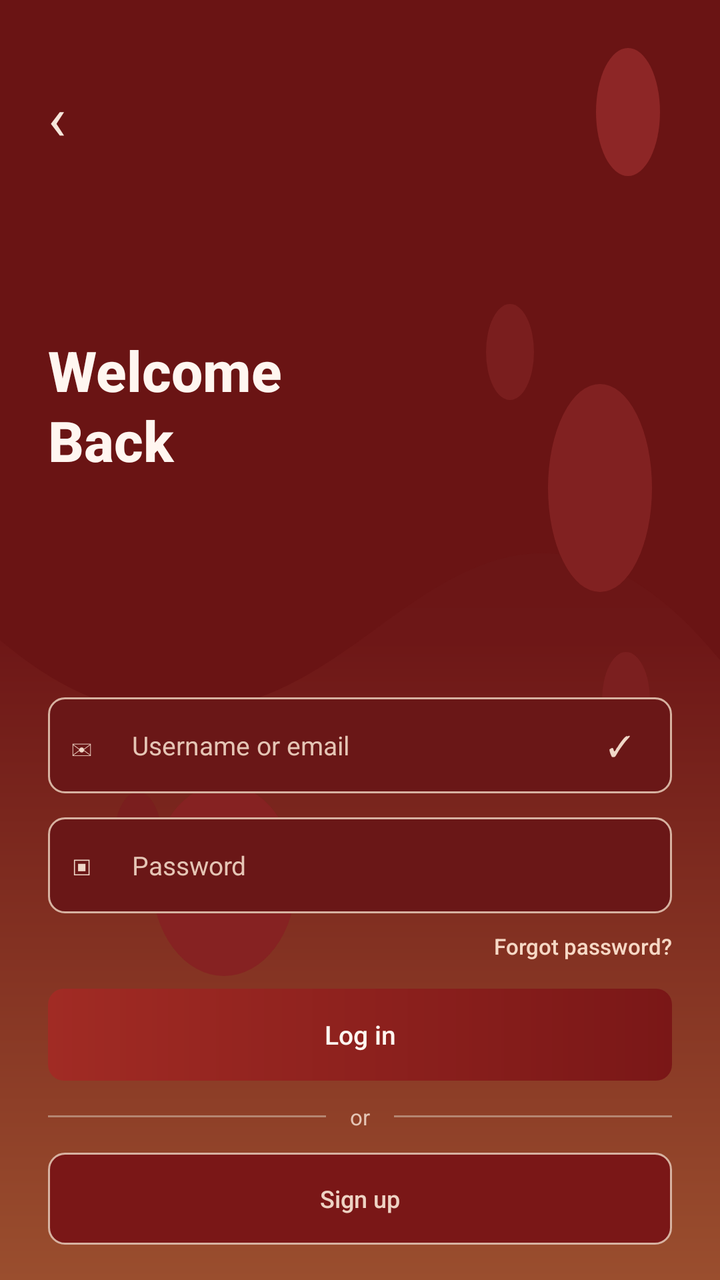
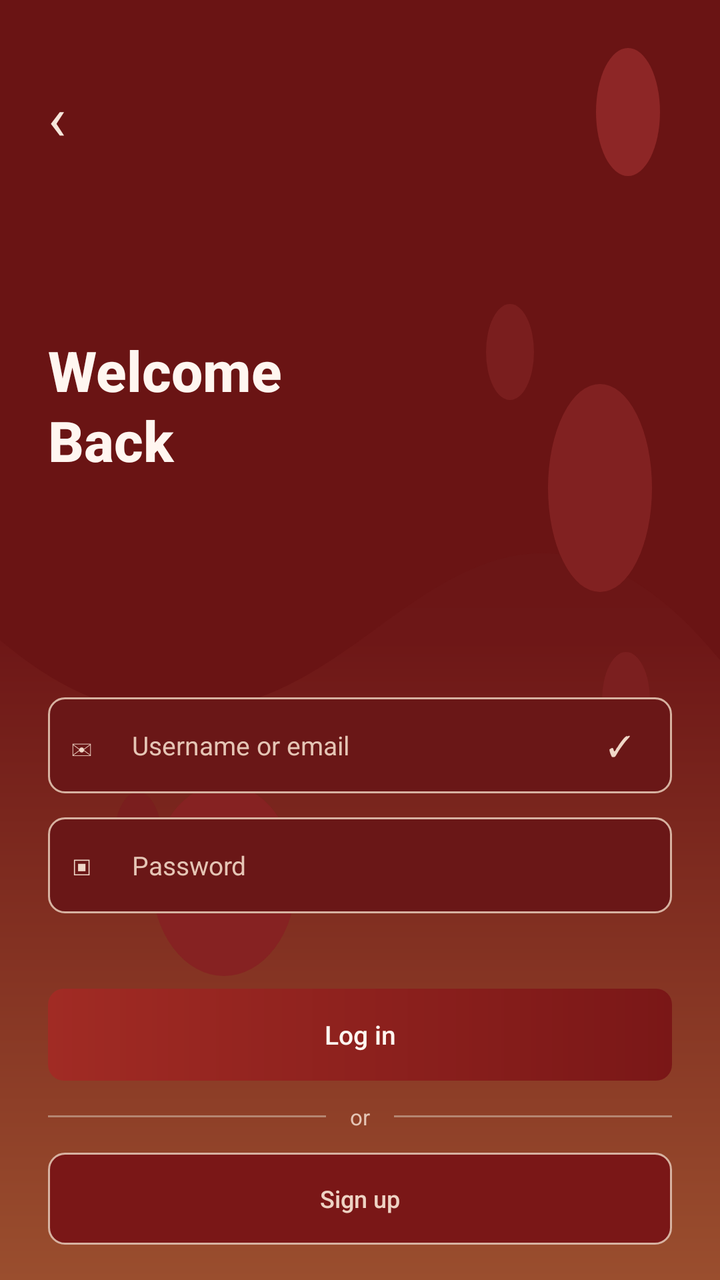

Two renders of the same Android screen: before a commit and after it. Below are the layout's source before the change and the commit's diff.
<!-- AndroidManifest.xml: activity theme Theme.TokoKomputer -->
<!-- res/layout/activity_main.xml -->
<?xml version="1.0" encoding="utf-8"?>
<FrameLayout xmlns:android="http://schemas.android.com/apk/res/android"
    android:layout_width="match_parent"
    android:layout_height="match_parent"
    android:background="#4E0D0D">

    

    <ScrollView
        android:id="@+id/loginScreen"
        android:layout_width="match_parent"
        android:layout_height="match_parent"
        android:fillViewport="true"
        android:scrollbars="none"
        android:background="@drawable/bg_blue_wave">

        <LinearLayout
            android:layout_width="match_parent"
            android:layout_height="wrap_content"
            android:orientation="vertical"
            android:paddingStart="24dp"
            android:paddingEnd="24dp"
            android:paddingTop="38dp"
            android:paddingBottom="30dp">

            <TextView
                android:layout_width="wrap_content"
                android:layout_height="wrap_content"
                android:text="‹"
                android:textColor="#F6E6DB"
                android:textSize="30sp" />

            <TextView
                android:layout_width="wrap_content"
                android:layout_height="wrap_content"
                android:layout_marginTop="88dp"
                android:text="Welcome\nBack"
                android:textColor="#FFF6F0"
                android:textSize="28sp"
                android:textStyle="bold"
                android:fontFamily="sans-serif-medium"
                android:lineSpacingExtra="2dp" />

            
            <LinearLayout
                android:layout_width="match_parent"
                android:layout_height="wrap_content"
                android:layout_marginTop="110dp"
                android:orientation="vertical">

                
                <LinearLayout
                    android:layout_width="match_parent"
                    android:layout_height="48dp"
                    android:background="@drawable/bg_input_box"
                    android:gravity="center_vertical"
                    android:orientation="horizontal"
                    android:paddingStart="12dp"
                    android:paddingEnd="12dp">

                    <TextView
                        android:layout_width="22dp"
                        android:layout_height="wrap_content"
                        android:text="✉"
                        android:textColor="#F0D7C8"
                        android:textSize="14sp" />

                    <EditText
                        android:id="@+id/etUsername"
                        android:layout_width="0dp"
                        android:layout_height="match_parent"
                        android:layout_weight="1"
                        android:background="@null"
                        android:hint="Username or email"
                        android:inputType="textEmailAddress"
                        android:singleLine="true"
                        android:textColor="#FFF6F0"
                        android:textColorHint="#E5C5B5"
                        android:textSize="13sp"
                        android:paddingStart="8dp"
                        android:fontFamily="sans-serif" />

                    <TextView
                        android:layout_width="20dp"
                        android:layout_height="wrap_content"
                        android:text="✓"
                        android:textColor="#F0D7C8"
                        android:textSize="14sp" />
                </LinearLayout>

                
                <LinearLayout
                    android:layout_width="match_parent"
                    android:layout_height="48dp"
                    android:layout_marginTop="12dp"
                    android:background="@drawable/bg_input_box"
                    android:gravity="center_vertical"
                    android:orientation="horizontal"
                    android:paddingStart="12dp"
                    android:paddingEnd="12dp">

                    <TextView
                        android:layout_width="22dp"
                        android:layout_height="wrap_content"
                        android:text="▣"
                        android:textColor="#F0D7C8"
                        android:textSize="13sp" />

                    <EditText
                        android:id="@+id/etPassword"
                        android:layout_width="0dp"
                        android:layout_height="match_parent"
                        android:layout_weight="1"
                        android:background="@null"
                        android:hint="Password"
                        android:inputType="textPassword"
                        android:singleLine="true"
                        android:textColor="#FFF6F0"
                        android:textColorHint="#E5C5B5"
                        android:textSize="13sp"
                        android:paddingStart="8dp"
                        android:fontFamily="sans-serif" />
                </LinearLayout>

                <TextView
                    android:layout_width="match_parent"
                    android:layout_height="wrap_content"
                    android:layout_marginTop="9dp"
                    android:gravity="end"
                    android:text="Forgot password?"
                    android:textColor="#F6D8C5"
                    android:textSize="11sp"
                    android:fontFamily="sans-serif-medium" />

                <TextView
                    android:id="@+id/tvLoginError"
                    android:layout_width="match_parent"
                    android:layout_height="wrap_content"
                    android:layout_marginTop="10dp"
                    android:textColor="#FFD2C8"
                    android:textSize="12sp"
                    android:visibility="gone" />

                <Button
                    android:id="@+id/btnLogin"
                    android:layout_width="match_parent"
                    android:layout_height="46dp"
                    android:layout_marginTop="14dp"
                    android:background="@drawable/bg_button_primary_red"
                    android:stateListAnimator="@null"
                    android:text="Log in"
                    android:textAllCaps="false"
                    android:textColor="#FFF6F0"
                    android:textSize="13sp"
                    android:fontFamily="sans-serif-medium" />

                <LinearLayout
                    android:layout_width="match_parent"
                    android:layout_height="36dp"
                    android:gravity="center"
                    android:orientation="horizontal">

                    <View
                        android:layout_width="0dp"
                        android:layout_height="1dp"
                        android:layout_weight="1"
                        android:background="#B58672" />

                    <TextView
                        android:layout_width="wrap_content"
                        android:layout_height="wrap_content"
                        android:layout_marginStart="12dp"
                        android:layout_marginEnd="12dp"
                        android:text="or"
                        android:textColor="#E5C5B5"
                        android:textSize="11sp" />

                    <View
                        android:layout_width="0dp"
                        android:layout_height="1dp"
                        android:layout_weight="1"
                        android:background="#B58672" />
                </LinearLayout>

                <Button
                    android:id="@+id/btnSignUp"
                    android:layout_width="match_parent"
                    android:layout_height="46dp"
                    android:background="@drawable/bg_button_secondary_red"
                    android:enabled="false"
                    android:stateListAnimator="@null"
                    android:text="Sign up"
                    android:textAllCaps="false"
                    android:textColor="#EED3C4"
                    android:textSize="12sp"
                    android:fontFamily="sans-serif-medium" />

                <TextView
                    android:layout_width="match_parent"
                    android:layout_height="wrap_content"
                    android:layout_marginTop="16dp"
                    android:gravity="center"
                    android:text="Demo account: admin / admin123"
                    android:textColor="#F0D7C8"
                    android:textSize="10sp" />
            </LinearLayout>
        </LinearLayout>
    </ScrollView>

    

    <ScrollView
        android:id="@+id/calculatorScreen"
        android:layout_width="match_parent"
        android:layout_height="match_parent"
        android:fillViewport="true"
        android:scrollbars="none"
        android:visibility="gone"
        android:background="@drawable/bg_blue_wave">

        <LinearLayout
            android:layout_width="match_parent"
            android:layout_height="wrap_content"
            android:orientation="vertical"
            android:paddingStart="20dp"
            android:paddingEnd="20dp"
            android:paddingTop="24dp"
            android:paddingBottom="24dp">

            
            <LinearLayout
                android:layout_width="match_parent"
                android:layout_height="wrap_content"
                android:gravity="center_vertical"
                android:orientation="horizontal">

                <TextView
                    android:layout_width="42dp"
                    android:layout_height="42dp"
                    android:background="@drawable/bg_button_secondary_red"
                    android:gravity="center"
                    android:text="TK"
                    android:textColor="#FFF6F0"
                    android:textSize="15sp"
                    android:textStyle="bold" />

                <LinearLayout
                    android:layout_width="0dp"
                    android:layout_height="wrap_content"
                    android:layout_weight="1"
                    android:layout_marginStart="10dp"
                    android:orientation="vertical">

                    <TextView
                        android:layout_width="wrap_content"
                        android:layout_height="wrap_content"
                        android:text="TokoKomputer"
                        android:textColor="#FFF6F0"
                        android:textSize="16sp"
                        android:textStyle="bold"
                        android:fontFamily="sans-serif-medium" />

                    <TextView
                        android:layout_width="wrap_content"
                        android:layout_height="wrap_content"
                        android:text="Computer configurator"
                        android:textColor="#F0D7C8"
                        android:textSize="10sp" />
                </LinearLayout>

                <Button
                    android:id="@+id/btnLogout"
                    android:layout_width="78dp"
                    android:layout_height="40dp"
                    android:background="@drawable/bg_button_secondary_red"
                    android:stateListAnimator="@null"
                    android:text="Logout"
                    android:textAllCaps="false"
                    android:textColor="#FFF6F0"
                    android:textSize="11sp"
                    android:fontFamily="sans-serif-medium" />
            </LinearLayout>

            <TextView
                android:id="@+id/tvWelcome"
                android:layout_width="match_parent"
                android:layout_height="wrap_content"
                android:layout_marginTop="28dp"
                android:text="Welcome Back"
                android:textColor="#FFF6F0"
                android:textSize="26sp"
                android:textStyle="bold"
                android:fontFamily="sans-serif-medium" />

            <TextView
                android:layout_width="match_parent"
                android:layout_height="wrap_content"
                android:layout_marginTop="6dp"
                android:text="Build your perfect computer setup."
                android:textColor="#F0D7C8"
                android:textSize="12sp" />

            
            <LinearLayout
                android:layout_width="match_parent"
                android:layout_height="wrap_content"
                android:layout_marginTop="26dp"
                android:orientation="vertical">

                <TextView
                    android:layout_width="wrap_content"
                    android:layout_height="wrap_content"
                    android:text="Build Setup"
                    android:textColor="#FFF1E8"
                    android:textSize="22sp"
                    android:textStyle="bold"
                    android:fontFamily="sans-serif-medium" />

                <TextView
                    android:layout_width="match_parent"
                    android:layout_height="wrap_content"
                    android:layout_marginTop="4dp"
                    android:text="Choose all specifications below."
                    android:textColor="#E7C7B7"
                    android:textSize="11sp" />

                
                <TextView
                    android:layout_width="wrap_content"
                    android:layout_height="wrap_content"
                    android:layout_marginTop="18dp"
                    android:text="Device Type"
                    android:textColor="#F6DDCF"
                    android:textSize="12sp"
                    android:textStyle="bold" />

                <Spinner
                    android:id="@+id/spinnerDeviceType"
                    android:layout_width="match_parent"
                    android:layout_height="50dp"
                    android:layout_marginTop="6dp"
                    android:background="@drawable/bg_input_box"
                    android:paddingStart="10dp"
                    android:paddingEnd="10dp" />

                
                <TextView
                    android:layout_width="wrap_content"
                    android:layout_height="wrap_content"
                    android:layout_marginTop="14dp"
                    android:text="Processor"
                    android:textColor="#F6DDCF"
                    android:textSize="12sp"
                    android:textStyle="bold" />

                <Spinner
                    android:id="@+id/spinnerProcessor"
                    android:layout_width="match_parent"
                    android:layout_height="50dp"
                    android:layout_marginTop="6dp"
                    android:background="@drawable/bg_input_box"
                    android:paddingStart="10dp"
                    android:paddingEnd="10dp" />

                
                <TextView
                    android:layout_width="wrap_content"
                    android:layout_height="wrap_content"
                    android:layout_marginTop="14dp"
                    android:text="Memory / RAM"
                    android:textColor="#F6DDCF"
                    android:textSize="12sp"
                    android:textStyle="bold" />

                <Spinner
                    android:id="@+id/spinnerMemory"
                    android:layout_width="match_parent"
                    android:layout_height="50dp"
                    android:layout_marginTop="6dp"
                    android:background="@drawable/bg_input_box"
                    android:paddingStart="10dp"
                    android:paddingEnd="10dp" />

                
                <TextView
                    android:layout_width="wrap_content"
                    android:layout_height="wrap_content"
                    android:layout_marginTop="14dp"
                    android:text="Storage Type"
                    android:textColor="#F6DDCF"
                    android:textSize="12sp"
                    android:textStyle="bold" />

                <Spinner
                    android:id="@+id/spinnerStorageType"
                    android:layout_width="match_parent"
                    android:layout_height="50dp"
                    android:layout_marginTop="6dp"
                    android:background="@drawable/bg_input_box"
                    android:paddingStart="10dp"
                    android:paddingEnd="10dp" />

                
                <TextView
                    android:layout_width="wrap_content"
                    android:layout_height="wrap_content"
                    android:layout_marginTop="14dp"
                    android:text="Storage Capacity"
                    android:textColor="#F6DDCF"
                    android:textSize="12sp"
                    android:textStyle="bold" />

                <Spinner
                    android:id="@+id/spinnerStorageCapacity"
                    android:layout_width="match_parent"
                    android:layout_height="50dp"
                    android:layout_marginTop="6dp"
                    android:background="@drawable/bg_input_box"
                    android:paddingStart="10dp"
                    android:paddingEnd="10dp" />

                
                <TextView
                    android:layout_width="wrap_content"
                    android:layout_height="wrap_content"
                    android:layout_marginTop="14dp"
                    android:text="Monitor Size"
                    android:textColor="#F6DDCF"
                    android:textSize="12sp"
                    android:textStyle="bold" />

                <Spinner
                    android:id="@+id/spinnerMonitor"
                    android:layout_width="match_parent"
                    android:layout_height="50dp"
                    android:layout_marginTop="6dp"
                    android:background="@drawable/bg_input_box"
                    android:paddingStart="10dp"
                    android:paddingEnd="10dp" />

                
                <TextView
                    android:layout_width="wrap_content"
                    android:layout_height="wrap_content"
                    android:layout_marginTop="14dp"
                    android:text="Graphics Card"
                    android:textColor="#F6DDCF"
                    android:textSize="12sp"
                    android:textStyle="bold" />

                <Spinner
                    android:id="@+id/spinnerGraphicsCard"
                    android:layout_width="match_parent"
                    android:layout_height="50dp"
                    android:layout_marginTop="6dp"
                    android:background="@drawable/bg_input_box"
                    android:paddingStart="10dp"
                    android:paddingEnd="10dp" />

                <TextView
                    android:id="@+id/tvComputerError"
                    android:layout_width="match_parent"
                    android:layout_height="wrap_content"
                    android:layout_marginTop="12dp"
                    android:textColor="#FFE2D3"
                    android:textSize="12sp"
                    android:visibility="gone" />

                <TextView
                    android:id="@+id/tvIncompleteHint"
                    android:layout_width="match_parent"
                    android:layout_height="wrap_content"
                    android:layout_marginTop="12dp"
                    android:text="Complete all specifications to calculate."
                    android:textColor="#E8CCBF"
                    android:textSize="11sp" />

                <Button
                    android:id="@+id/btnCalculate"
                    android:layout_width="match_parent"
                    android:layout_height="48dp"
                    android:layout_marginTop="14dp"
                    android:background="@drawable/bg_button_primary_red"
                    android:enabled="false"
                    android:stateListAnimator="@null"
                    android:text="Calculate Price"
                    android:textAllCaps="false"
                    android:textColor="#FFF6F0"
                    android:textSize="13sp"
                    android:fontFamily="sans-serif-medium" />

                <Button
                    android:id="@+id/btnReset"
                    android:layout_width="match_parent"
                    android:layout_height="46dp"
                    android:layout_marginTop="8dp"
                    android:background="@drawable/bg_button_secondary_red"
                    android:stateListAnimator="@null"
                    android:text="Reset Configuration"
                    android:textAllCaps="false"
                    android:textColor="#FFF0E6"
                    android:textSize="12sp"
                    android:fontFamily="sans-serif-medium" />

                
                <LinearLayout
                    android:id="@+id/resultCard"
                    android:layout_width="match_parent"
                    android:layout_height="wrap_content"
                    android:layout_marginTop="20dp"
                    android:background="@drawable/bg_input_box"
                    android:orientation="vertical"
                    android:padding="18dp"
                    android:visibility="gone">

                    <TextView
                        android:layout_width="wrap_content"
                        android:layout_height="wrap_content"
                        android:text="TOTAL ESTIMATED PRICE"
                        android:textColor="#F2D9CB"
                        android:textSize="10sp"
                        android:textStyle="bold" />

                    <TextView
                        android:id="@+id/tvTotalPrice"
                        android:layout_width="match_parent"
                        android:layout_height="wrap_content"
                        android:layout_marginTop="8dp"
                        android:text="Rp0"
                        android:textColor="#FFF6F0"
                        android:textSize="25sp"
                        android:textStyle="bold"
                        android:fontFamily="sans-serif-medium" />

                    <View
                        android:layout_width="match_parent"
                        android:layout_height="1dp"
                        android:layout_marginTop="14dp"
                        android:layout_marginBottom="12dp"
                        android:background="#B58672" />

                    <TextView
                        android:layout_width="wrap_content"
                        android:layout_height="wrap_content"
                        android:text="PRICE DETAILS"
                        android:textColor="#F2D9CB"
                        android:textSize="10sp"
                        android:textStyle="bold" />

                    <LinearLayout
                        android:id="@+id/priceDetailsContainer"
                        android:layout_width="match_parent"
                        android:layout_height="wrap_content"
                        android:layout_marginTop="8dp"
                        android:orientation="vertical" />
                </LinearLayout>
            </LinearLayout>
        </LinearLayout>
    </ScrollView>
</FrameLayout>
<!-- resources referenced by this layout -->
<resources>
  <!-- drawable bg_blue_wave (drawable) -->
  <?xml version="1.0" encoding="utf-8"?>
  <layer-list xmlns:android="http://schemas.android.com/apk/res/android">
  
      
      <item>
          <shape android:shape="rectangle">
              <gradient
                  android:angle="270"
                  android:startColor="#4E0D0D"
                  android:centerColor="#6E1717"
                  android:endColor="#9A4E2E" />
          </shape>
      </item>
  
      
      <item>
          <vector
              android:width="360dp"
              android:height="320dp"
              android:viewportWidth="360"
              android:viewportHeight="320">
  
              
              <path
                  android:fillColor="#6A1414"
                  android:pathData="M0,0 H360 V165
                  C326,144 288,134 248,140
                  C203,147 174,167 126,175
                  C76,183 38,176 0,160 Z" />
  
              
              <path
                  android:fillColor="#8D2626"
                  android:pathData="M314,28m-16,0a16,16 0,1 1,32 0a16,16 0,1 1,-32 0" />
  
              <path
                  android:fillColor="#7A1E1E"
                  android:pathData="M255,88m-12,0a12,12 0,1 1,24 0a12,12 0,1 1,-24 0" />
  
              <path
                  android:fillColor="#812121"
                  android:pathData="M300,122m-26,0a26,26 0,1 1,52 0a26,26 0,1 1,-52 0" />
  
              <path
                  android:fillColor="#7A1E1E"
                  android:pathData="M69,210m-12,0a12,12 0,1 1,24 0a12,12 0,1 1,-24 0" />
  
              <path
                  android:fillColor="#862222"
                  android:pathData="M112,220m-36,0a36,24 0,1 1,72 0a36,24 0,1 1,-72 0" />
  
              <path
                  android:fillColor="#7B1F1F"
                  android:pathData="M313,175m-12,0a12,12 0,1 1,24 0a12,12 0,1 1,-24 0" />
          </vector>
      </item>
  
  </layer-list>
  <!-- drawable bg_button_primary_red (drawable) -->
  <?xml version="1.0" encoding="utf-8"?>
  <shape xmlns:android="http://schemas.android.com/apk/res/android">
      <gradient
          android:angle="0"
          android:startColor="#A12B24"
          android:endColor="#7A1717" />
      <corners android:radius="8dp"/>
  </shape>
  <!-- drawable bg_button_secondary_red (drawable) -->
  <?xml version="1.0" encoding="utf-8"?>
  <shape xmlns:android="http://schemas.android.com/apk/res/android">
      <solid android:color="#7A1717"/>
      <stroke
          android:width="1dp"
          android:color="#D7B2A1" />
      <corners android:radius="8dp"/>
  </shape>
  <!-- drawable bg_input_box (drawable) -->
  <?xml version="1.0" encoding="utf-8"?>
  <shape xmlns:android="http://schemas.android.com/apk/res/android">
      <solid android:color="#6A1717"/>
      <stroke
          android:width="1dp"
          android:color="#D7B2A1" />
      <corners android:radius="8dp"/>
  </shape>
  <style name="Theme.TokoKomputer" parent="android:Theme.Material.Light.NoActionBar" />
</resources>

<!-- the commit's change to res/layout/activity_main.xml (unified diff, before → after) -->
@@ -127,8 +127,8 @@
                     android:layout_height="wrap_content"
                     android:layout_marginTop="9dp"
                     android:gravity="end"
-                    android:text="Forgot password?"
-                    android:textColor="#F6D8C5"
+
+
                     android:textSize="11sp"
                     android:fontFamily="sans-serif-medium" />
 
